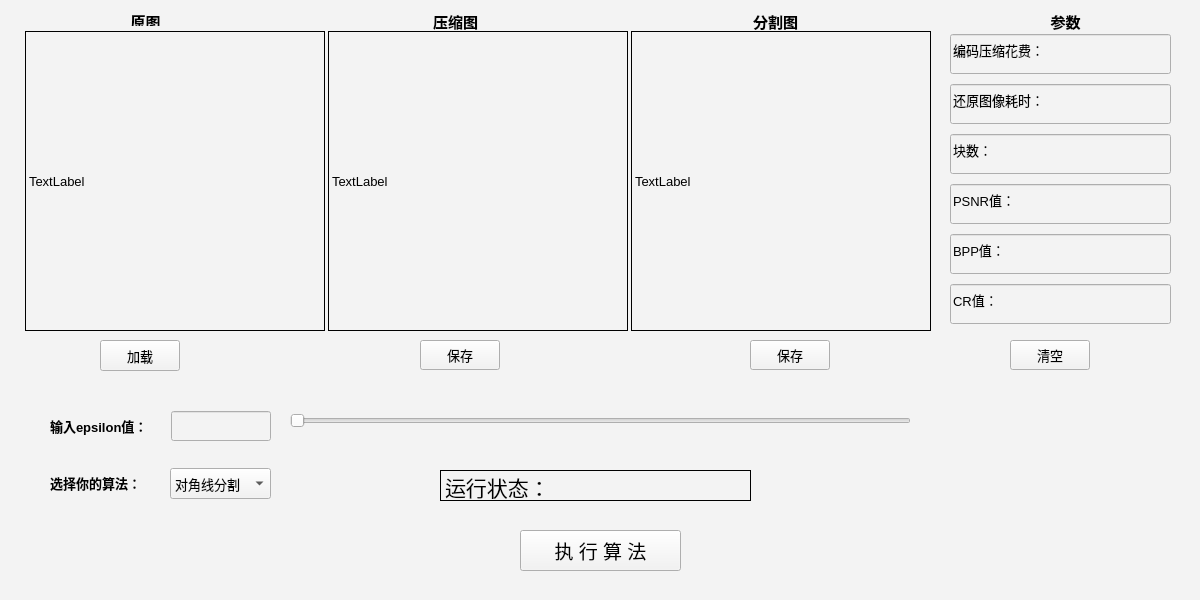
Qt form Gray_image_segmenter_withClass/widget.ui (chuanlog/Cpp-big-homework) before a commit.
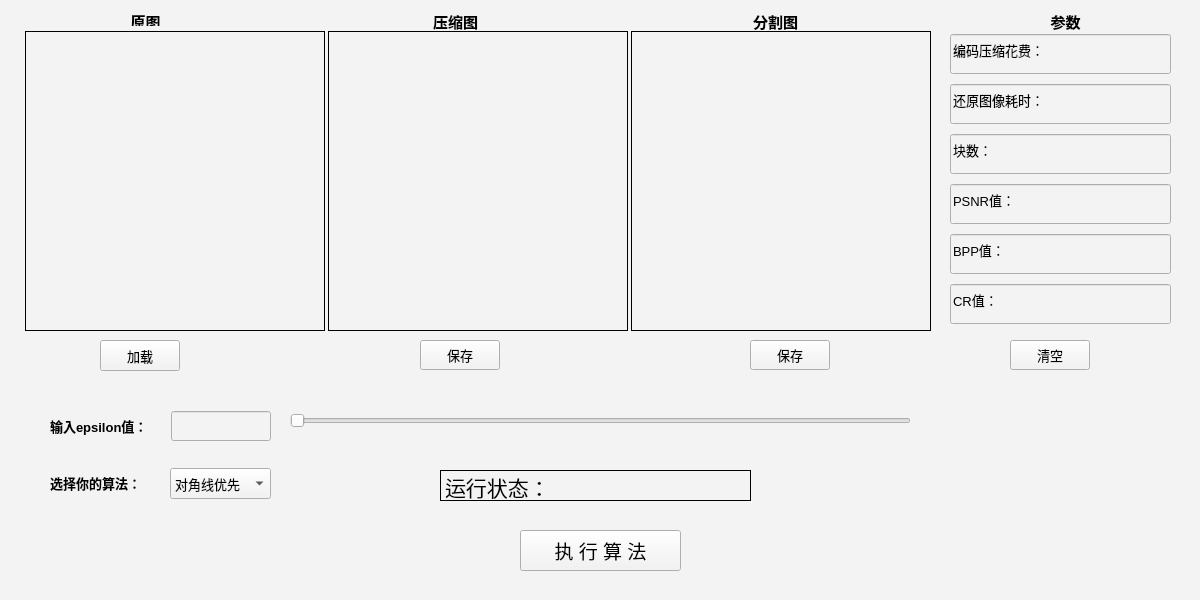
The same form after that commit.

Patch:
```diff
--- a/Gray_image_segmenter_withClass/widget.ui
+++ b/Gray_image_segmenter_withClass/widget.ui
@@ -80,7 +80,7 @@
        <string notr="true">border:1px solid rgb(0,0,0);</string>
       </property>
       <property name="text">
-       <string>TextLabel</string>
+       <string/>
       </property>
      </widget>
     </item>
@@ -102,7 +102,7 @@
        <string notr="true">border:1px solid rgb(0,0,0);</string>
       </property>
       <property name="text">
-       <string>TextLabel</string>
+       <string/>
       </property>
      </widget>
     </item>
@@ -124,7 +124,7 @@
        <string notr="true">border:1px solid rgb(0,0,0);</string>
       </property>
       <property name="text">
-       <string>TextLabel</string>
+       <string/>
       </property>
      </widget>
     </item>
@@ -499,7 +499,7 @@
         </property>
         <item>
          <property name="text">
-          <string>对角线分割</string>
+          <string>对角线优先</string>
          </property>
         </item>
         <item>
```
Left out of the diff: 7 changed lines with no effect on the pictures.
